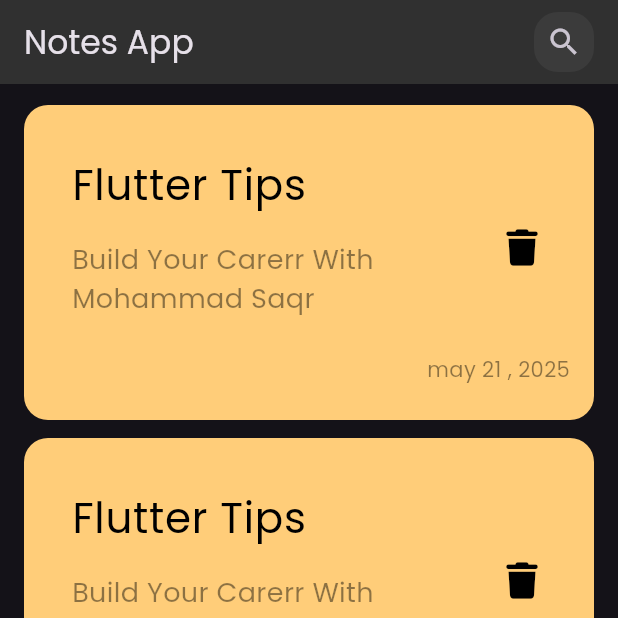
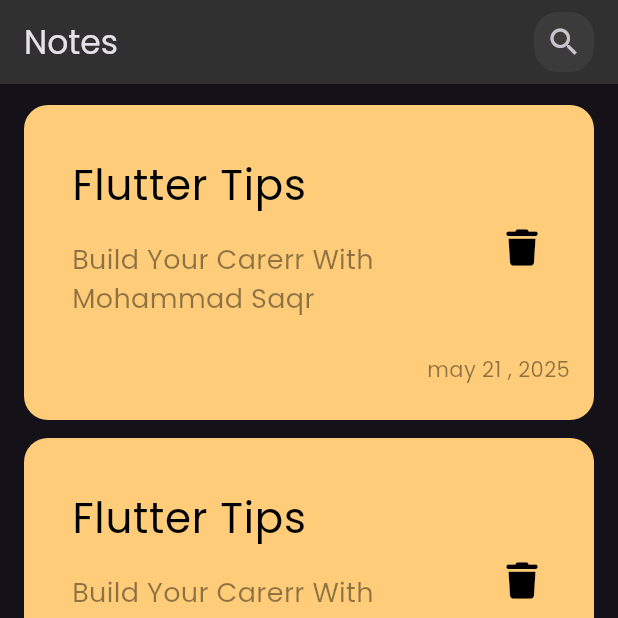
Before and after one commit to MohamedSaqr4/notes_app, a Flutter app: the screen it shows after launch, on a phone screen of 412 x 824 dp, the top half of it. Run offline on Flutter 3.47's test engine with Material 3 defaults, Android fonts, the phone set to English and light mode, and no system bars; our stand-ins replace font_awesome_flutter.

Commit message:
Finish Edit Note View

```diff
--- a/lib/main.dart
+++ b/lib/main.dart
@@ -1,4 +1,5 @@
 import 'package:flutter/material.dart';
+import 'package:note_app/views/EditNoteView.dart';
 import 'package:note_app/views/NotesView.dart';
 
 void main() {
--- a/lib/views/NotesView.dart
+++ b/lib/views/NotesView.dart
@@ -1,7 +1,7 @@
 import 'package:flutter/material.dart';
 import 'package:note_app/constants.dart';
 import 'package:note_app/views/widgets/AddNoteBottomSheet.dart';
-import 'package:note_app/views/widgets/CustomSearchIcon.dart';
+import 'package:note_app/views/widgets/CustomIcon.dart';
 import 'package:note_app/views/widgets/NotesViewBody.dart';
 
 class NotesView extends StatelessWidget {
@@ -13,11 +13,11 @@ class NotesView extends StatelessWidget {
       appBar: AppBar(
         backgroundColor: Color(0xff303030),
         elevation: 0,
-        title: const Text('Notes App'),
+        title: const Text('Notes'),
         actions: const [
           Padding(
             padding: EdgeInsets.only(top: 8.0, bottom: 8.0, right: 16),
-            child: CustomSearchIcon(),
+            child: CustomIcon(icon: Icon(Icons.search)),
           ),
         ],
       ),
--- a/lib/views/widgets/CustomSearchIcon.dart
+++ b/lib/views/widgets/CustomIcon.dart
@@ -1,10 +1,11 @@
 import 'package:flutter/material.dart';
 
-class CustomSearchIcon extends StatelessWidget {
-  const CustomSearchIcon({
-    super.key,
+class CustomIcon extends StatelessWidget {
+  const CustomIcon({
+    super.key, required this.icon,
   });
 
+  final Icon icon;
   @override
   Widget build(BuildContext context) {
     return Container(
@@ -13,7 +14,7 @@ class CustomSearchIcon extends StatelessWidget {
       decoration: BoxDecoration(
           borderRadius: BorderRadius.circular(16), color: Color(0xff3b3b3b)),
       child:
-          Center(child: IconButton(onPressed: () {}, icon: Icon(Icons.search))),
+          Center(child: IconButton(onPressed: () {}, icon: icon)),
     );
   }
 }
--- a/lib/views/widgets/CustomNoteItem.dart
+++ b/lib/views/widgets/CustomNoteItem.dart
@@ -1,21 +1,27 @@
-
 import 'package:flutter/material.dart';
 import 'package:font_awesome_flutter/font_awesome_flutter.dart';
+import 'package:note_app/views/EditNoteView.dart';
 
 class NoteItem extends StatelessWidget {
-  const NoteItem({
-    super.key,
-  });
+  const NoteItem({super.key});
 
   @override
   Widget build(BuildContext context) {
-    return Container(
+    return GestureDetector(
+      onTap: () {
+        Navigator.push(
+          context,
+          MaterialPageRoute(
+            builder: (context) => const EditNoteView(),
+          ),
+        );
+      },
+      child: Container(
           padding: EdgeInsets.only(top: 24, bottom: 24, left: 16),
           decoration: BoxDecoration(
               color: Color(0xffffcd79),
               borderRadius: BorderRadius.circular(16)),
-        child:
-            Column(crossAxisAlignment: CrossAxisAlignment.end, children: [
+          child: Column(crossAxisAlignment: CrossAxisAlignment.end, children: [
             ListTile(
               title: const Text(
                 'Flutter Tips',
@@ -44,6 +50,7 @@ class NoteItem extends StatelessWidget {
                 style: TextStyle(color: Colors.black.withOpacity(.45)),
               ),
             )
-        ]));
+          ])),
+    );
   }
 }
```
Also changed, not shown: lib/views/EditNoteView.dart (added, +26 -0 lines), lib/views/widgets/EditNoteBody.dart (added, +23 -0 lines). Lines whose indentation alone changed are shown as unchanged.
